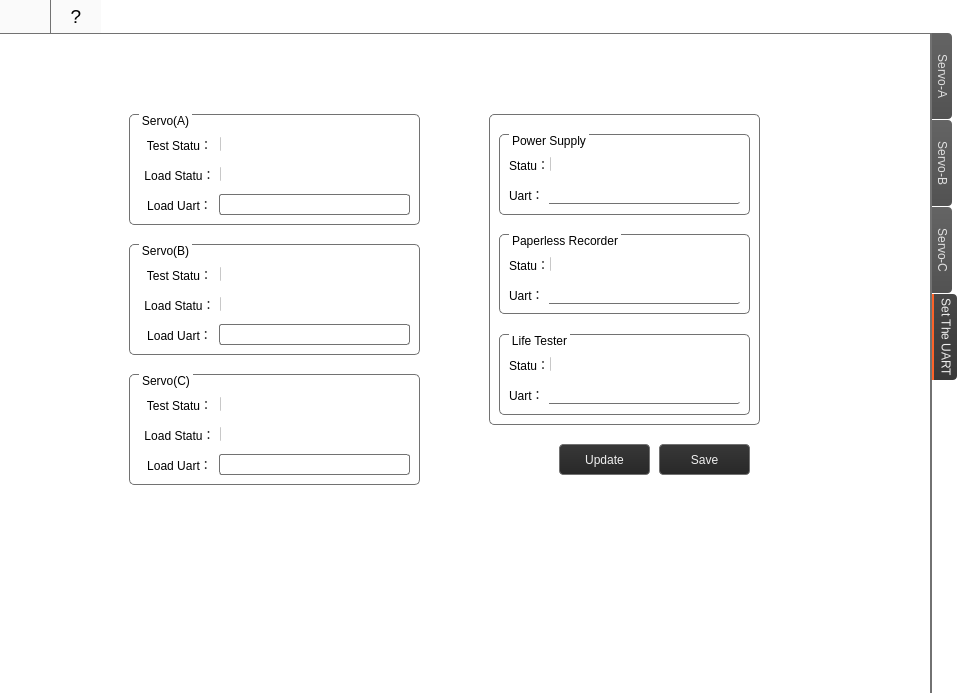
First picture: the form in ElectricalAccessories/formdisplay.ui, repository ColTam/tonstep, before the edit.
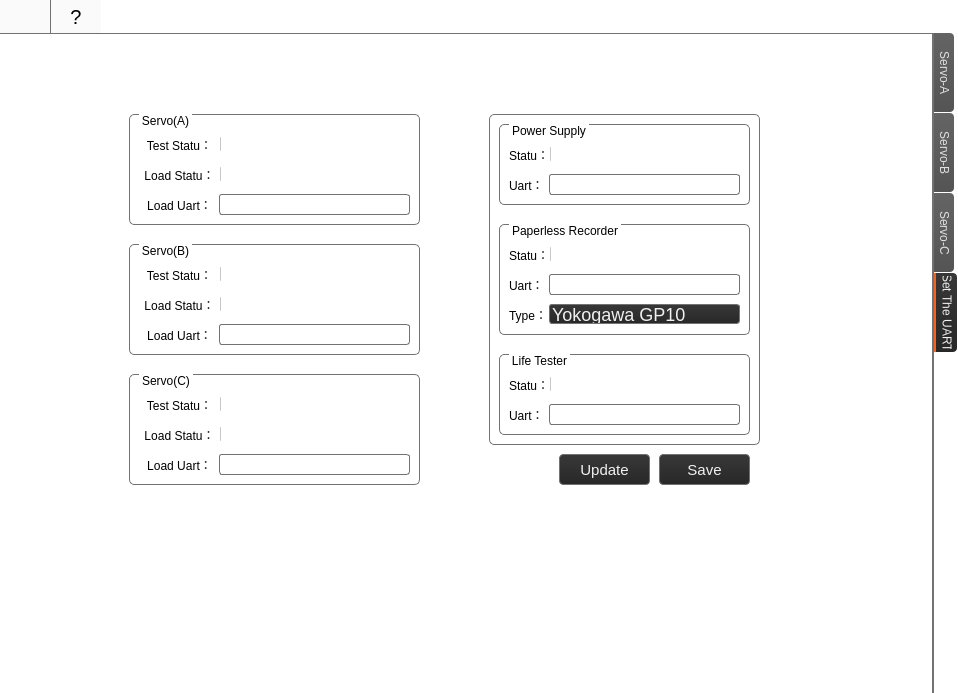
Second picture: the form after the edit. The open tabs and pages were chosen to show the change. Icons and pictures are not drawn.

```diff
--- a/ElectricalAccessories/formdisplay.ui
+++ b/ElectricalAccessories/formdisplay.ui
@@ -34,23 +34,33 @@
     <bool>false</bool>
    </property>
    <property name="styleSheet">
-    <string notr="true">QWidget {background-color: #FFFFFF;}
+    <string notr="true">QWidget {
+	background-color: #FFFFFF;
+}
+
+QLabel {
+	background: transparent;
+}
+
+QLabel#label_login {
+	image: url(:/image/image/SGS.png);
+}
 
 QLineEdit{
-	border: 1px solid #727272;
-	border-radius: 3px;
-	min-height: 19px;
-	selection-color:rgb(240,240,240);
-	selection-background-color:qlineargradient(spread:pad, x1:0, y1:0, x2:0, y2:1, stop:0 #484848, stop:1 #383838);
+    border: 1px solid #727272;
+    border-radius: 3px;
+    min-height: 19px;
+    selection-color:rgb(240,240,240);
+    selection-background-color:qlineargradient(spread:pad, x1:0, y1:0, x2:0, y2:1, stop:0 #383838, stop:1 #282828);
 }
 
 QPushButton 
 {
-	color: #F0F0F0;
-    background-color: qlineargradient(spread:pad, x1:0, y1:0, x2:0, y2:1, stop:0 #FF383838, stop:1 #FF282828);
     border: 1px solid #727272;
     border-bottom-width:1px;
     border-radius: 4px;
+    color: #F0F0F0;
+    background-color: qlineargradient(spread:pad, x1:0, y1:0, x2:0, y2:1, stop:0 #FF383838, stop:1 #FF282828);
 }
 
 QPushButton:hover
@@ -72,13 +82,38 @@
     color: #ADADAD;
 }
 
+QPushButton#pushButton_6 {
+	border: 1px solid #AAAAAA;
+	border-top-color: #727272;
+	border-right-color: #727272;
+	border-radius: 0px;
+	border-top-right-radius: 4px;
+	border-bottom-left-radius: 4px;
+	height: 21px;
+	width: 21px;
+    background: #FAFAFA;
+	image: url(:/icon/icon/arrow_down_black.png);
+}
+
+QPushButton#pushButton_6:hover {
+	background: #E7E7E7;
+}
+
+QPushButton#pushButton_6:pressed {
+	background: #FDFDFD;
+}
+
+QPushButton#pushButton_6::menu-indicator{
+	image:none;
+}
+
 QToolButton 
 {
-	  color: #F0F0F0;
-      background-color: qlineargradient(spread:pad, x1:0, y1:0, x2:0, y2:1, stop:0 #FF383838, stop:1 #FF282828);
-      border: 1px solid #727272;
-      border-bottom-width:1px;
-      border-radius: 4px;
+    border: 1px solid #727272;
+    border-bottom-width:1px;
+    border-radius: 4px;
+    color: #F0F0F0;
+    background-color: qlineargradient(spread:pad, x1:0, y1:0, x2:0, y2:1, stop:0 #FF383838, stop:1 #FF282828);
 }
 
 QToolButton:hover
@@ -97,14 +132,14 @@
 
 QToolButton:!enabled 
 {
-      color: #ADADAD;
+    color: #ADADAD;
 }
 
 QToolButton#toolButton_close{
-	border: none;
-	border-radius: 0px;
-	background: #FAFAFA;
-	image:url(:/icon/icon/return.png);
+    border: none;
+    border-radius: 0px;
+    background: #FAFAFA;
+    image:url(:/icon/icon/return.png);
 }
 
 QToolButton#toolButton_close:hover{
@@ -117,11 +152,11 @@
 }
 
 QToolButton#toolButton{
-	border: none;
-	border-left: 1px solid #727272;
-	border-radius: 0px;
-	color: black;
-	background: #FAFAFA;
+    border: none;
+    border-left: 1px solid #727272;
+    border-radius: 0px;
+    color: black;
+    background: #FAFAFA;
 }
 
 QToolButton#toolButton:hover{
@@ -134,11 +169,11 @@
 }
 
 QTableWidget {
-	border: 1px solid #727272;
-	border-left: 2px solid #727272;
-	border-radius: 3px;
-	selection-color:#F0F0F0;
-	selection-background-color:qlineargradient(spread:pad, x1:0, y1:0, x2:0, y2:1, stop:0 #484848, stop:1 #383838);
+    border: 1px solid #727272;
+    border-left: 2px solid #727272;
+    border-radius: 3px;
+    selection-color:#F0F0F0;
+    selection-background-color:qlineargradient(spread:pad, x1:0, y1:0, x2:0, y2:1, stop:0 #383838, stop:1 #282828);
 }
 
 QTableView::indicator:unchecked {
@@ -150,10 +185,10 @@
 }
 
 QTableWidget::item{
-	border:none;   
-	border-right: 1px solid #545454;
+    border:none;   
+    border-right: 1px solid #545454;
     border-bottom: 1px solid #545454;
-	background: #FFFFFF;
+    background: #FFFFFF;
 }
 
 QTableWidget::item:hover{
@@ -162,31 +197,31 @@
 }
 
 QTableWidget::item:selected{
-	color:#F0F0F0;
-	background-color:qlineargradient(spread:pad, x1:0, y1:0, x2:0, y2:1, stop:0 #484848, stop:1 #383838);
+    color:#F0F0F0;
+    background-color:qlineargradient(spread:pad, x1:0, y1:0, x2:0, y2:1, stop:0 #383838, stop:1 #282828);
 }
 
 QHeaderView::section{
-	border:1px solid qlineargradient(spread:pad, x1:0, y1:0, x2:0, y2:1, stop:0 #545454, stop:0.5 #646464, stop:1 #545454);;
-	padding: 3px;
-	color:#F0F0F0;
-	background-color:qlineargradient(spread:pad, x1:0, y1:0, x2:0, y2:1, stop:0 #545454, stop:0.5 #646464, stop:1 #545454);
+    border:1px solid qlineargradient(spread:pad, x1:0, y1:0, x2:0, y2:1, stop:0 #545454, stop:1 #646464);;
+    padding: 3px;
+    color:#F0F0F0;
+    background-color:qlineargradient(spread:pad, x1:0, y1:0, x2:0, y2:1, stop:0 #545454, stop:1 #646464);
 }
 
 QScrollBar:vertical {
     width: 13px;
-    background: qlineargradient(spread:pad, x1:0, y1:0, x2:1, y2:0, stop:0 #545454, stop:1 #646464);
-	margin: 13px 0 13px 0;
+    background: qlineargradient(spread:pad, x1:0, y1:0, x2:1, y2:0, stop:0 #484848, stop:1 #4B4B4B);
+    margin: 13px 0 13px 0;
 }
 
 QScrollBar::handle:vertical {
     width: 13px;
     min-height: 30px;
-	border-radius: 4px;
-	margin-left:2px;
-	margin-right:2px;
-	margin-top: 10px;
-	margin-bottom: 10px;
+    border-radius: 4px;
+    margin-left:2px;
+    margin-right:2px;
+    margin-top: 10px;
+    margin-bottom: 10px;
     background: qlineargradient(spread:pad, x1:0, y1:0, x2:1, y2:0, stop:0 #AAAAAA, stop:1 #7B7B7B);
 }
 
@@ -195,23 +230,23 @@
 }
 
 QScrollBar::sub-line:vertical {
-	height: 13px;
-    background: qlineargradient(spread:pad, x1:0, y1:0, x2:1, y2:0, stop:0 #545454, stop:1 #646464);
+    height: 13px;
+    background: qlineargradient(spread:pad, x1:0, y1:0, x2:1, y2:0, stop:0 #484848, stop:1 #4B4B4B);
     image: url(:/icon/icon/arrow_up.png);
     subcontrol-position: top;
-	subcontrol-origin: margin;
-	padding-top:5px;
-	padding-bottom:5px;
+    subcontrol-origin: margin;
+    padding-top:5px;
+    padding-bottom:5px;
 }
 
 QScrollBar::add-line:vertical {
     height: 13px;
-    background: qlineargradient(spread:pad, x1:0, y1:0, x2:1, y2:0, stop:0 #545454, stop:1 #646464);
+    background: qlineargradient(spread:pad, x1:0, y1:0, x2:1, y2:0, stop:0 #484848, stop:1 #4B4B4B);
     image: url(:/icon/icon/arrow_down.png);
     subcontrol-position: bottom;
     subcontrol-origin: margin;
-	padding-top:5px;
-	padding-bottom:5px;
+    padding-top:5px;
+    padding-bottom:5px;
 }
 
 QScrollBar::sub-line:vertical:hover {
@@ -228,18 +263,18 @@
 
 QScrollBar:horizontal {
     height: 13px;
-    background: qlineargradient(spread:pad, x1:0, y1:0, x2:0, y2:1, stop:0 #545454, stop:1 #646464);
-	margin: 0 13px 0 13px;
+    background: qlineargradient(spread:pad, x1:0, y1:0, x2:0, y2:1, stop:0 #484848, stop:1 #4B4B4B);
+    margin: 0 13px 0 13px;
 }
 
 QScrollBar::handle:horizontal {
     height: 13px;
     min-width: 30px;
-	border-radius: 4px;
-	margin-top:2px;
-	margin-bottom:2px;
-	margin-left: 10px;
-	margin-right: 10px;
+    border-radius: 4px;
+    margin-top:2px;
+    margin-bottom:2px;
+    margin-left: 10px;
+    margin-right: 10px;
     background: qlineargradient(spread:pad, x1:0, y1:0, x2:0, y2:1, stop:0 #AAAAAA, stop:1 #7B7B7B);
 }
 
@@ -248,23 +283,23 @@
 }
 
 QScrollBar::sub-line:horizontal {
-	width: 13px;
-    background: qlineargradient(spread:pad, x1:0, y1:0, x2:0, y2:1, stop:0 #545454, stop:1 #646464);
+    width: 13px;
+    background: qlineargradient(spread:pad, x1:0, y1:0, x2:0, y2:1, stop:0 #484848, stop:1 #4B4B4B);
     image: url(:/icon/icon/arrow_left.png);
     subcontrol-position: left;
-	subcontrol-origin: margin;
-	padding-left:5px;
-	padding-right:5px;
+    subcontrol-origin: margin;
+    padding-left:5px;
+    padding-right:5px;
 }
 
 QScrollBar::add-line:horizontal {
     width: 13px;
-    background: qlineargradient(spread:pad, x1:0, y1:0, x2:0, y2:1, stop:0 #545454, stop:1 #646464);
+    background: qlineargradient(spread:pad, x1:0, y1:0, x2:0, y2:1, stop:0 #484848, stop:1 #4B4B4B);
     image: url(:/icon/icon/arrow_right.png);
     subcontrol-position: right;
     subcontrol-origin: margin;
-	padding-left:5px;
-	padding-right:5px;
+    padding-left:5px;
+    padding-right:5px;
 }
 
 QScrollBar::sub-line:horizontal:hover {
@@ -279,6 +314,75 @@
     background: transparent;
 }
 
+QTabWidget QLabel {
+	background: #FFFFFF;
+}
+
+QTabWidget::pane {
+	border: none;
+	border-top: 1px solid #727272;
+	border-right: 2px solid #727272;
+}
+
+QTabWidget::tab-bar {
+    border: none;
+}
+QTabBar::tab {
+    color: #E0E0E0;
+    background:qlineargradient(spread:pad, x1:0, y1:0, x2:0, y2:1, stop:0 #646464, stop:1 #545454);
+    width: 20px;
+    height: 73px;
+    border: none;
+    border-top-right-radius: 4px;
+    border-bottom-right-radius: 4px;
+    margin-right: 3px;
+    margin-bottom: 1px;
+    padding-top: 3px;
+    padding-bottom: 3px;
+}
+QTabBar::tab:hover {
+    border-left: 1px solid #F46320;
+    background:qlineargradient(spread:pad, x1:0, y1:0, x2:0, y2:1, stop:0 #383838, stop:1 #282828);
+}
+QTabBar::tab:selected {
+    width:21px;
+    color: #F0F0F0;
+    border-left: 2px solid #F46320;
+    background:qlineargradient(spread:pad, x1:0, y1:0, x2:0, y2:1, stop:0 #383838, stop:1 #282828);
+}
+
+QComboBox {
+    color: #F0F0F0;
+    font-size: 18px;
+    max-height:20px;
+    background-color: qlineargradient(x1:0, y1:0, x2:0, y2:1, stop:0 #FF383838, stop:1 #FF282828);
+    border:1px solid #727272;
+    border-radius: 3px;
+    padding-left: 2px;
+}
+
+QComboBox::drop-down {
+    width: 26px;
+    border: none;
+    background: transparent;
+}
+
+QComboBox::down-arrow {
+    border-image: url(:/icon/icon/arrow_down);
+}
+
+QComboBox QAbstractItemView {
+    border: 1px solid #727272;
+    color: #F0F0F0;
+    background-color: qlineargradient(x1:0, y1:0, x2:0, y2:1, stop:0 #FF383838, stop:1 #FF282828);
+    outline: none;
+    selection-background-color: qlineargradient(spread:pad, x1:0, y1:0, x2:0, y2:1, stop:0 #FF646464, stop:1 #FF545454);
+}
+
+QComboBox:on {
+    background-color: qlineargradient(spread:pad, x1:0, y1:0, x2:0, y2:1, stop:0 #FF2B2B2B, stop:1 #FF202020);
+}
+
 #page_login {border-image: url(:/image/image/wlite.jpg);}
 /*#page_main {border-image: url(:/image/);}
 #page_19 {border-image: url(:/image/);}
@@ -286,21 +390,50 @@
 #page_21 {border-image: url(:/image/);}
 #page_22 {border-image: url(:/image/);}*/
 
-QGroupBox {
-border:1px solid #727272;
-border-radius: 5px;
-margin-top: 1.5ex;
+.QGroupBox {
+    border:1px solid #727272;
+    border-radius: 5px;
+    margin-top: 1.5ex;
+	font-weight:normal;
 }
 
-QGroupBox::title { 
-subcontrol-origin: margin;
-subcontrol-position: top left;
-left:10px;      
-margin-left: 0px;
-padding:0 1px;
+.QGroupBox QWidget#mPiecesViewListA{
+	border:1px;
+	border-radius: 5px;
 }
+.QGroupBox QWidget#mPiecesViewListB{
+	border:1px;
+	border-radius: 5px;
+}
+.QGroupBox QWidget#mPiecesViewListC{
+	border:1px;
+	border-radius: 5px;
+}
+.QGroupBox QWidget#mPiecesPowerListA{
+	border:1px;
+	border-radius: 5px;
+}
+.QGroupBox QWidget#mPiecesPowerListB{
+	border:1px;
+	border-radius: 5px;
+}
+.QGroupBox QWidget#mPiecesPowerListC{
+	border:1px;
+	border-radius: 5px;
+}
 
-QGroupBox::{}
+.QGroupBox::title { 
+    subcontrol-origin: margin;
+    subcontrol-position: top left;
+    left:10px;
+    margin-left: 0px;
+    padding:0 1px;
+}
+
+.QGroupBox#groupBox_login {
+background: rgba(70,70,70,30%);
+}
+
 
 </string>
    </property>
@@ -617,39 +750,7 @@
       <enum>Qt::NoFocus</enum>
      </property>
      <property name="styleSheet">
-      <string notr="true">QTabWidget::pane {
-	border: none;
-	border-top: 1px solid #727272;
-	border-right: 2px solid #727272;
-}
-
-QTabWidget::tab-bar {
-    border: none;
-}
-QTabBar::tab {
-    border: none;
-    border-bottom-right-radius: 4px;
-    border-top-right-radius: 4px;
-    color: #E0E0E0;
-	background:qlineargradient(spread:pad, x1:0, y1:0, x2:0, y2:1, stop:0 #646464, stop:1 #525252);
-    height: 80px;
-    width: 20px;
-    margin-right: 3px;
-	margin-bottom: 1px;
-    padding-top: 3px;
-    padding-bottom: 3px;
-}
-QTabBar::tab:hover {
-    border-left: 1px solid #fd6228;
-	background:qlineargradient(spread:pad, x1:0, y1:0, x2:0, y2:1, stop:0 #484848, stop:1 #383838);
-}
-QTabBar::tab:selected {
-	width:23px;
-    color: #F0F0F0;
-    border-left: 2px solid #fd6228;
-	background:qlineargradient(spread:pad, x1:0, y1:0, x2:0, y2:1, stop:0 #484848, stop:1 #383838);
-}
-</string>
+      <string notr="true"/>
      </property>
      <property name="tabPosition">
       <enum>QTabWidget::East</enum>
@@ -1481,18 +1582,11 @@
          <x>490</x>
          <y>80</y>
          <width>271</width>
-         <height>311</height>
+         <height>331</height>
         </rect>
        </property>
        <property name="styleSheet">
-        <string notr="true">
-QLineEdit {
-	border: none;
-	border-bottom: 1px solid #727272;
-	border-radius: 0px;
-	border-bottom-right-radius: 2px;
-	padding-left: 5px;
-}</string>
+        <string notr="true"/>
        </property>
        <property name="title">
         <string/>
@@ -1501,7 +1595,7 @@
         <property name="geometry">
          <rect>
           <x>10</x>
-          <y>20</y>
+          <y>10</y>
           <width>251</width>
           <height>81</height>
          </rect>
@@ -1550,7 +1644,7 @@
            <x>50</x>
            <y>50</y>
            <width>191</width>
-           <height>20</height>
+           <height>21</height>
           </rect>
          </property>
          <property name="alignment">
@@ -1598,9 +1692,9 @@
         <property name="geometry">
          <rect>
           <x>10</x>
-          <y>120</y>
+          <y>110</y>
           <width>251</width>
-          <height>80</height>
+          <height>111</height>
          </rect>
         </property>
         <property name="title">
@@ -1663,7 +1757,7 @@
            <x>50</x>
            <y>50</y>
            <width>191</width>
-           <height>20</height>
+           <height>21</height>
           </rect>
          </property>
          <property name="alignment">
@@ -1686,16 +1780,55 @@
           <set>Qt::AlignLeading|Qt::AlignLeft|Qt::AlignVCenter</set>
          </property>
         </widget>
+        <widget class="QLabel" name="label_VOLT_7">
+         <property name="geometry">
+          <rect>
+           <x>10</x>
+           <y>80</y>
+           <width>41</width>
+           <height>22</height>
+          </rect>
+         </property>
+         <property name="text">
+          <string>Type：</string>
+         </property>
+         <property name="alignment">
+          <set>Qt::AlignLeading|Qt::AlignLeft|Qt::AlignVCenter</set>
+         </property>
+        </widget>
+        <widget class="QComboBox" name="comboBox">
+         <property name="geometry">
+          <rect>
+           <x>50</x>
+           <y>80</y>
+           <width>191</width>
+           <height>20</height>
+          </rect>
+         </property>
+         <item>
+          <property name="text">
+           <string>Yokogawa GP10</string>
+          </property>
+         </item>
+         <item>
+          <property name="text">
+           <string>Agilent 34970A</string>
+          </property>
+         </item>
+        </widget>
        </widget>
        <widget class="QGroupBox" name="groupBox_41">
         <property name="geometry">
          <rect>
           <x>10</x>
-          <y>220</y>
+          <y>240</y>
           <width>251</width>
           <height>81</height>
          </rect>
         </property>
+        <property name="styleSheet">
+         <string notr="true"/>
+        </property>
         <property name="title">
          <string>Life Tester</string>
         </property>
@@ -1750,7 +1883,7 @@
            <x>50</x>
            <y>50</y>
            <width>191</width>
-           <height>20</height>
+           <height>21</height>
           </rect>
          </property>
          <property name="styleSheet">
@@ -2199,11 +2332,16 @@
        <property name="geometry">
         <rect>
          <x>660</x>
-         <y>410</y>
+         <y>420</y>
          <width>91</width>
          <height>31</height>
         </rect>
        </property>
+       <property name="font">
+        <font>
+         <pointsize>11</pointsize>
+        </font>
+       </property>
        <property name="text">
         <string>Save</string>
        </property>
@@ -2212,11 +2350,16 @@
        <property name="geometry">
         <rect>
          <x>560</x>
-         <y>410</y>
+         <y>420</y>
          <width>91</width>
          <height>31</height>
         </rect>
        </property>
+       <property name="font">
+        <font>
+         <pointsize>11</pointsize>
+        </font>
+       </property>
        <property name="text">
         <string>Update</string>
        </property>
@@ -2234,7 +2377,7 @@
      </property>
      <property name="font">
       <font>
-       <pointsize>14</pointsize>
+       <pointsize>15</pointsize>
       </font>
      </property>
      <property name="styleSheet">
```
Left out of the diff: 296 changed lines with no effect on the pictures.
